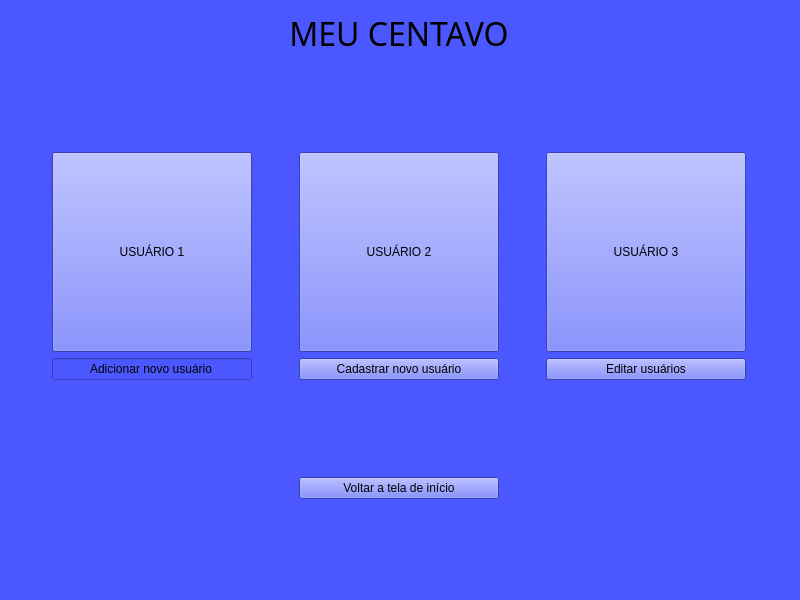
bee0ne1/MeuCentavo, file MeuCentavoApp/Designer/Forms/formUsuario.ui: the form before one commit.
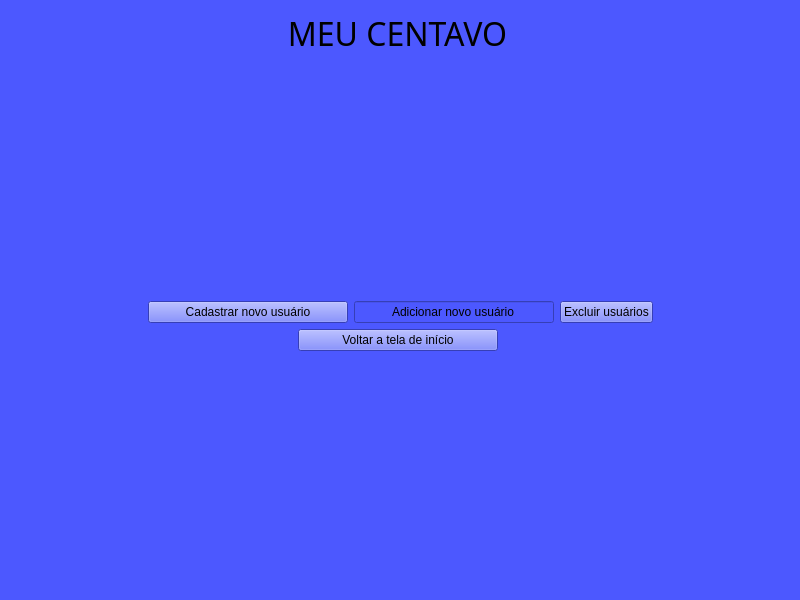
The form after the commit.

Commit message: conexão de cadastro, validação e melhoria interface

Diff of the .ui file:
```diff
--- a/MeuCentavoApp/Designer/Forms/formUsuario.ui
+++ b/MeuCentavoApp/Designer/Forms/formUsuario.ui
@@ -28,87 +28,70 @@
   <property name="styleSheet">
    <string notr="true">background-color: rgb(76, 88, 255)</string>
   </property>
-  <layout class="QVBoxLayout" name="verticalLayout">
-   <item>
-    <layout class="QGridLayout" name="gridLayout">
-     <item row="3" column="1">
-      <widget class="QPushButton" name="buttonCadastro">
-       <property name="minimumSize">
-        <size>
-         <width>200</width>
-         <height>0</height>
-        </size>
-       </property>
-       <property name="maximumSize">
-        <size>
-         <width>200</width>
-         <height>16777215</height>
-        </size>
-       </property>
-       <property name="text">
-        <string>Cadastrar novo usuário</string>
-       </property>
-      </widget>
-     </item>
-     <item row="2" column="0">
-      <widget class="QPushButton" name="buttonUsuarioSwitch1">
-       <property name="sizePolicy">
-        <sizepolicy hsizetype="Fixed" vsizetype="Fixed">
-         <horstretch>0</horstretch>
-         <verstretch>0</verstretch>
-        </sizepolicy>
-       </property>
-       <property name="minimumSize">
-        <size>
-         <width>200</width>
-         <height>200</height>
-        </size>
-       </property>
-       <property name="text">
-        <string>USUÁRIO 1</string>
-       </property>
-      </widget>
-     </item>
-     <item row="6" column="1">
-      <spacer name="verticalSpacer_2">
+  <layout class="QGridLayout" name="gridLayout">
+   <item row="0" column="1">
+    <widget class="QLabel" name="label">
+     <property name="maximumSize">
+      <size>
+       <width>800</width>
+       <height>100</height>
+      </size>
+     </property>
+     <property name="font">
+      <font>
+       <family>Noto Sans Arabic Cond Light</family>
+       <pointsize>24</pointsize>
+       <italic>false</italic>
+       <fontweight>Light</fontweight>
+      </font>
+     </property>
+     <property name="styleSheet">
+      <string notr="true">font: 300 24pt &quot;Noto Sans Arabic Cond Light&quot;;</string>
+     </property>
+     <property name="text">
+      <string>MEU CENTAVO</string>
+     </property>
+     <property name="alignment">
+      <set>Qt::AlignmentFlag::AlignHCenter|Qt::AlignmentFlag::AlignTop</set>
+     </property>
+    </widget>
+   </item>
+   <item row="4" column="0">
+    <spacer name="horizontalSpacer">
+     <property name="orientation">
+      <enum>Qt::Orientation::Horizontal</enum>
+     </property>
+     <property name="sizeHint" stdset="0">
+      <size>
+       <width>40</width>
+       <height>20</height>
+      </size>
+     </property>
+    </spacer>
+   </item>
+   <item row="2" column="1">
+    <layout class="QHBoxLayout" name="layoutUsuarios">
+     <property name="topMargin">
+      <number>0</number>
+     </property>
+    </layout>
+   </item>
+   <item row="5" column="1">
+    <layout class="QHBoxLayout" name="horizontalLayout_3">
+     <item>
+      <spacer name="horizontalSpacer_3">
        <property name="orientation">
-        <enum>Qt::Orientation::Vertical</enum>
+        <enum>Qt::Orientation::Horizontal</enum>
        </property>
        <property name="sizeHint" stdset="0">
         <size>
-         <width>20</width>
-         <height>40</height>
+         <width>40</width>
+         <height>20</height>
         </size>
        </property>
       </spacer>
      </item>
-     <item row="3" column="2">
-      <widget class="QPushButton" name="pushButton">
-       <property name="text">
-        <string>Editar usuários</string>
-       </property>
-      </widget>
-     </item>
-     <item row="2" column="1">
-      <widget class="QPushButton" name="buttonUsuarioSwitch2">
-       <property name="sizePolicy">
-        <sizepolicy hsizetype="Fixed" vsizetype="Fixed">
-         <horstretch>0</horstretch>
-         <verstretch>0</verstretch>
-        </sizepolicy>
-       </property>
-       <property name="minimumSize">
-        <size>
-         <width>200</width>
-         <height>200</height>
-        </size>
-       </property>
-       <property name="text">
-        <string>USUÁRIO 2</string>
-       </property>
-      </widget>
-     </item>
-     <item row="5" column="1">
+     <item>
       <widget class="QPushButton" name="buttonBack">
        <property name="minimumSize">
         <size>
@@ -127,66 +110,69 @@
        </property>
       </widget>
      </item>
-     <item row="1" column="1">
-      <spacer name="verticalSpacer">
+     <item>
+      <spacer name="horizontalSpacer_4">
        <property name="orientation">
-        <enum>Qt::Orientation::Vertical</enum>
+        <enum>Qt::Orientation::Horizontal</enum>
        </property>
        <property name="sizeHint" stdset="0">
         <size>
-         <width>20</width>
-         <height>40</height>
+         <width>40</width>
+         <height>20</height>
         </size>
        </property>
       </spacer>
      </item>
-     <item row="0" column="0" colspan="3">
-      <widget class="QLabel" name="label">
-       <property name="maximumSize">
-        <size>
-         <width>800</width>
-         <height>100</height>
-        </size>
-       </property>
-       <property name="font">
-        <font>
-         <family>Noto Sans Arabic Cond Light</family>
-         <pointsize>24</pointsize>
-         <italic>false</italic>
-         <fontweight>Light</fontweight>
-        </font>
-       </property>
-       <property name="styleSheet">
-        <string notr="true">font: 300 24pt &quot;Noto Sans Arabic Cond Light&quot;;</string>
-       </property>
-       <property name="text">
-        <string>MEU CENTAVO</string>
-       </property>
-       <property name="alignment">
-        <set>Qt::AlignmentFlag::AlignHCenter|Qt::AlignmentFlag::AlignTop</set>
-       </property>
-      </widget>
-     </item>
-     <item row="2" column="2">
-      <widget class="QPushButton" name="buttonUsuarioSwitch3">
-       <property name="sizePolicy">
-        <sizepolicy hsizetype="Fixed" vsizetype="Fixed">
-         <horstretch>0</horstretch>
-         <verstretch>0</verstretch>
-        </sizepolicy>
-       </property>
+    </layout>
+   </item>
+   <item row="4" column="3">
+    <spacer name="horizontalSpacer_2">
+     <property name="orientation">
+      <enum>Qt::Orientation::Horizontal</enum>
+     </property>
+     <property name="sizeHint" stdset="0">
+      <size>
+       <width>40</width>
+       <height>20</height>
+      </size>
+     </property>
+    </spacer>
+   </item>
+   <item row="6" column="1">
+    <spacer name="verticalSpacer_2">
+     <property name="orientation">
+      <enum>Qt::Orientation::Vertical</enum>
+     </property>
+     <property name="sizeHint" stdset="0">
+      <size>
+       <width>20</width>
+       <height>68</height>
+      </size>
+     </property>
+    </spacer>
+   </item>
+   <item row="3" column="1" rowspan="2" colspan="2">
+    <layout class="QHBoxLayout" name="horizontalLayout_2">
+     <item>
+      <widget class="QPushButton" name="buttonCadastro">
        <property name="minimumSize">
         <size>
          <width>200</width>
-         <height>200</height>
+         <height>0</height>
+        </size>
+       </property>
+       <property name="maximumSize">
+        <size>
+         <width>200</width>
+         <height>16777215</height>
         </size>
        </property>
        <property name="text">
-        <string>USUÁRIO 3</string>
+        <string>Cadastrar novo usuário</string>
        </property>
       </widget>
      </item>
-     <item row="3" column="0">
+     <item>
       <widget class="QLineEdit" name="lineEdit_2">
        <property name="minimumSize">
         <size>
@@ -208,21 +194,28 @@
        </property>
       </widget>
      </item>
-     <item row="4" column="1">
-      <spacer name="verticalSpacer_3">
-       <property name="orientation">
-        <enum>Qt::Orientation::Vertical</enum>
+     <item>
+      <widget class="QPushButton" name="buttonExcluirUsuarios">
+       <property name="text">
+        <string>Excluir usuários</string>
        </property>
-       <property name="sizeHint" stdset="0">
-        <size>
-         <width>20</width>
-         <height>40</height>
-        </size>
-       </property>
-      </spacer>
+      </widget>
      </item>
     </layout>
    </item>
+   <item row="1" column="1">
+    <spacer name="verticalSpacer">
+     <property name="orientation">
+      <enum>Qt::Orientation::Vertical</enum>
+     </property>
+     <property name="sizeHint" stdset="0">
+      <size>
+       <width>20</width>
+       <height>68</height>
+      </size>
+     </property>
+    </spacer>
+   </item>
   </layout>
  </widget>
  <resources/>
```
The commit also changes 78 other files.
